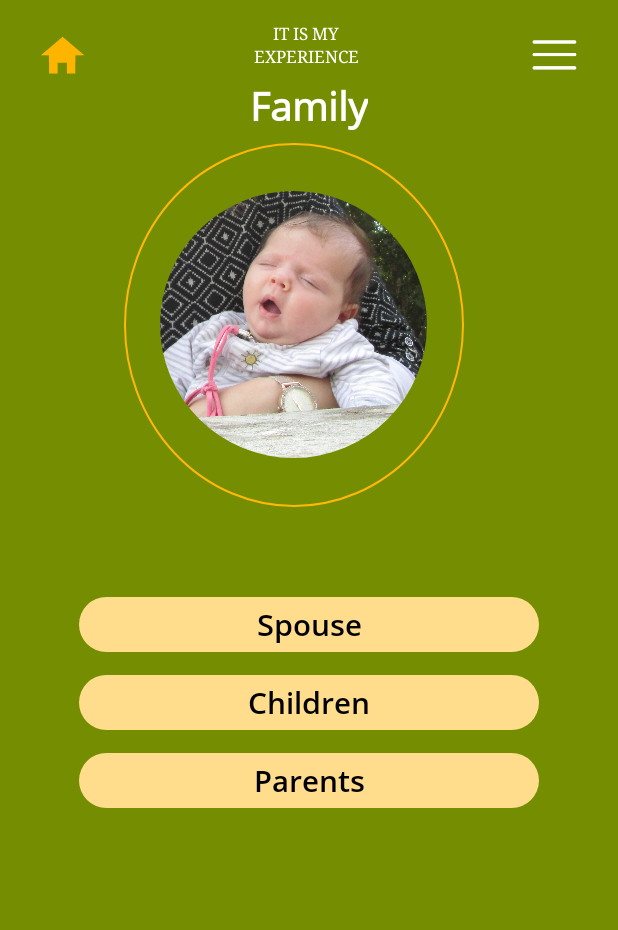
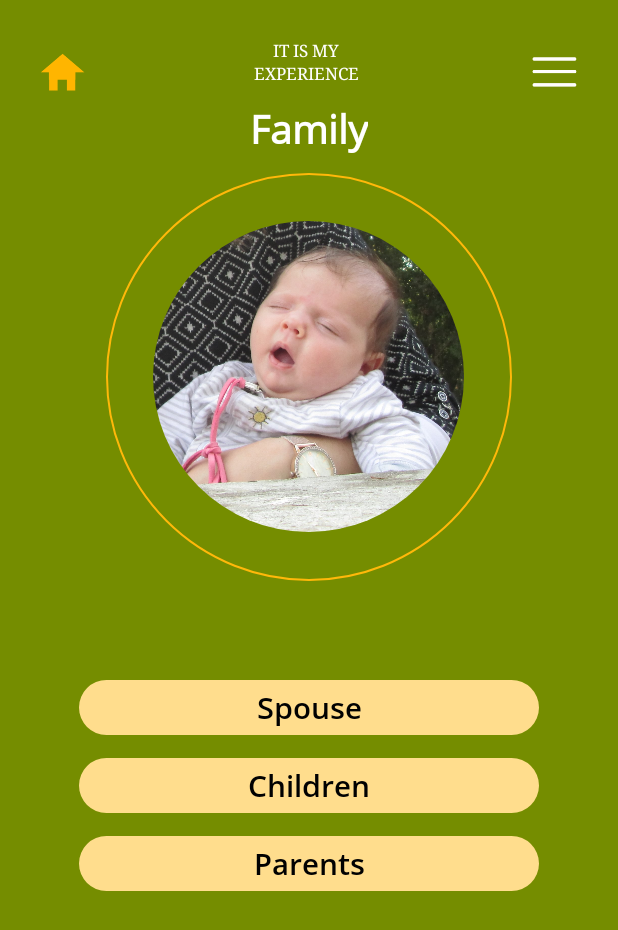
Before and after one commit to tehilaschechter/SampleScreen-1, an Android app: the Family screen opened directly, with no data from a screen before it, on a phone screen of 412 x 824 dp. Shown: the top 930 px of the screen. Run offline under Robolectric (Android 15) with nearby library versions, the phone set to English and light mode, and no system bars; our stand-ins replace CircleImageView.

Commit message:
constrain family

```diff
--- a/app/src/main/res/layout/activity_child.xml
+++ b/app/src/main/res/layout/activity_child.xml
@@ -155,7 +155,6 @@
         android:layout_height="wrap_content"
         android:layout_marginBottom="28dp"
         android:text="Born 1977"
-        android:translationY="-5dp"
         app:layout_constraintBottom_toTopOf="@+id/btnBirth"
         app:layout_constraintEnd_toEndOf="parent"
         app:layout_constraintStart_toStartOf="parent"
@@ -191,14 +190,14 @@
         android:layout_width="wrap_content"
         android:layout_height="wrap_content"
         android:orientation="horizontal"
-        app:layout_constraintGuide_percent="0.48280254" />
+        app:layout_constraintGuide_percent="0.58" />
 
     <androidx.constraintlayout.widget.Guideline
         android:id="@+id/glnButtonsBottom"
         android:layout_width="wrap_content"
         android:layout_height="wrap_content"
         android:orientation="horizontal"
-        app:layout_constraintGuide_percent="0.73757964" />
+        app:layout_constraintGuide_percent="0.88" />
 
     <androidx.constraintlayout.widget.Guideline
         android:id="@+id/glnImageTop"
--- a/app/src/main/res/layout/activity_family.xml
+++ b/app/src/main/res/layout/activity_family.xml
@@ -21,24 +21,26 @@
     <TextView
         android:id="@+id/txtAppName1"
         style="@style/style_app_name"
-        android:textColor="@color/colorWhite"
         android:layout_width="wrap_content"
         android:layout_height="wrap_content"
         android:text="@string/app_name1"
+        android:textColor="@color/colorWhite"
         app:layout_constraintBottom_toTopOf="@+id/txtAppName2"
         app:layout_constraintEnd_toEndOf="parent"
         app:layout_constraintHorizontal_bias="0.494"
-        app:layout_constraintStart_toStartOf="parent" />
+        app:layout_constraintStart_toStartOf="parent"
+        app:layout_constraintTop_toTopOf="parent"
+        app:layout_constraintVertical_bias="1.0" />
 
     <TextView
         android:id="@+id/txtAppName2"
         style="@style/style_app_name"
         android:layout_width="wrap_content"
         android:layout_height="wrap_content"
-        android:layout_marginBottom="50dp"
+        android:layout_marginBottom="17dp"
         android:text="@string/app_name2"
         android:textColor="@color/colorWhite"
-        app:layout_constraintBottom_toTopOf="@+id/frameLayout"
+        app:layout_constraintBottom_toTopOf="@+id/txtFamily"
         app:layout_constraintEnd_toEndOf="@+id/txtAppName1"
         app:layout_constraintStart_toStartOf="@+id/txtAppName1" />
 
@@ -57,27 +59,26 @@
         style="@style/style_categoryHeading"
         android:layout_width="wrap_content"
         android:layout_height="wrap_content"
+        android:layout_marginBottom="5dp"
         android:text="@string/txtFamily"
         android:translationY="-6dp"
         app:layout_constraintBottom_toTopOf="@+id/frameLayout"
         app:layout_constraintEnd_toEndOf="parent"
-        app:layout_constraintStart_toStartOf="parent"
-        app:layout_constraintTop_toBottomOf="@+id/txtAppName2"
-        app:layout_constraintVertical_bias="0.95" />
+        app:layout_constraintStart_toStartOf="parent" />
 
     <androidx.constraintlayout.widget.Guideline
         android:id="@+id/glnImageTop"
         android:layout_width="wrap_content"
         android:layout_height="wrap_content"
         android:orientation="horizontal"
-        app:layout_constraintGuide_percent="0.11592357" />
+        app:layout_constraintGuide_percent="0.14" />
 
     <androidx.constraintlayout.widget.Guideline
         android:id="@+id/glnImageRight"
         android:layout_width="wrap_content"
         android:layout_height="wrap_content"
         android:orientation="vertical"
-        app:layout_constraintGuide_percent="0.75" />
+        app:layout_constraintGuide_end="71dp" />
 
     <FrameLayout
         android:id="@+id/frameLayout"
@@ -92,8 +93,8 @@
 
         <de.hdodenhof.circleimageview.CircleImageView
             android:id="@+id/imgChildPicture"
-            android:layout_width="178dp"
-            android:layout_height="186dp"
+            android:layout_width="207dp"
+            android:layout_height="215dp"
             android:layout_gravity="center_horizontal|center_vertical"
             android:contentDescription="@string/descProfileImage"
             android:src="@drawable/baby" />
@@ -156,28 +157,28 @@
         android:layout_width="wrap_content"
         android:layout_height="wrap_content"
         android:orientation="horizontal"
-        app:layout_constraintGuide_percent="0.48280254" />
+        app:layout_constraintGuide_percent="0.55" />
 
     <androidx.constraintlayout.widget.Guideline
         android:id="@+id/glnButtonsBottom"
         android:layout_width="wrap_content"
         android:layout_height="wrap_content"
         android:orientation="horizontal"
-        app:layout_constraintGuide_percent="0.73757964" />
+        app:layout_constraintGuide_percent="0.87" />
 
     <androidx.constraintlayout.widget.Guideline
         android:id="@+id/glnImageBottom"
         android:layout_width="wrap_content"
         android:layout_height="wrap_content"
         android:orientation="horizontal"
-        app:layout_constraintGuide_percent="0.41" />
+        app:layout_constraintGuide_percent="0.47" />
 
     <androidx.constraintlayout.widget.Guideline
         android:id="@+id/glnImageLeft"
         android:layout_width="wrap_content"
         android:layout_height="wrap_content"
         android:orientation="vertical"
-        app:layout_constraintGuide_percent="0.2" />
+        app:layout_constraintGuide_begin="71dp" />
 
 
 </androidx.constraintlayout.widget.ConstraintLayout>
```
